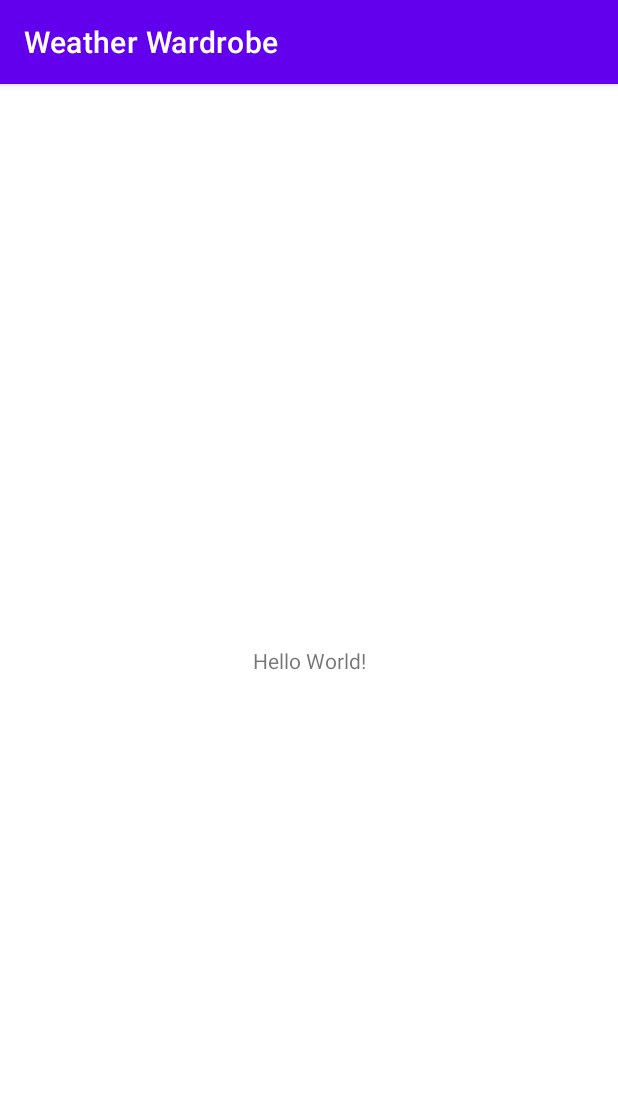
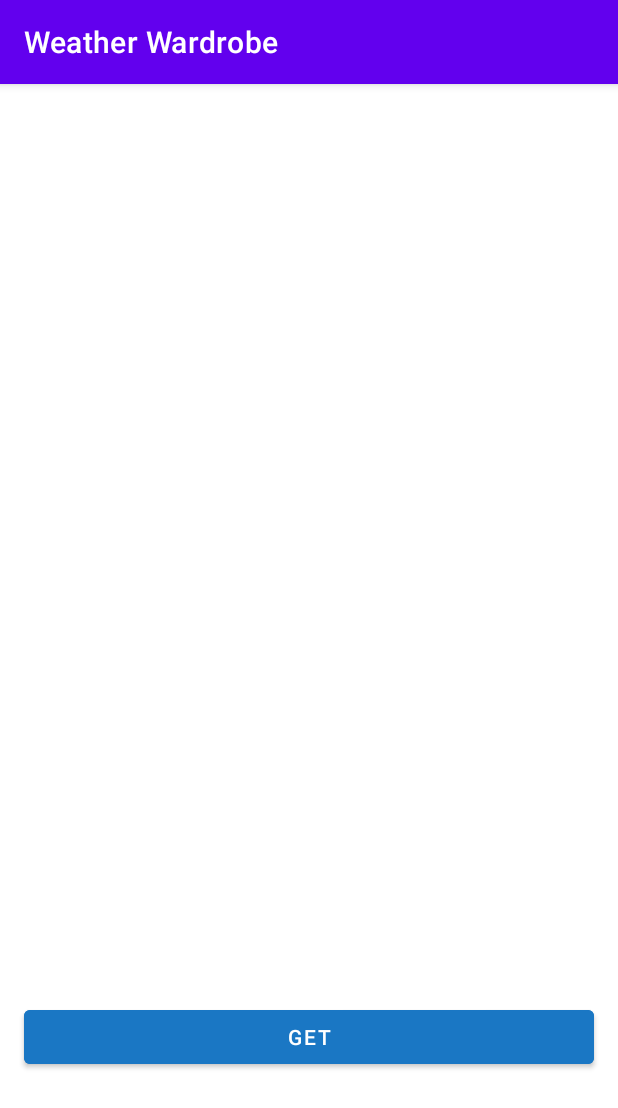
Before and after one commit to mohammed-akkad/weather-wardrobe, an Android app: the screen it shows after launch (MainActivity), on a phone screen of 412 x 824 dp. Shown: the top 1108 px of the screen. Run offline under Robolectric (Android 15) with nearby library versions, the phone set to English and light mode, and no system bars.

Commit message:
add:home screen

```diff
--- a/app/src/main/res/layout/activity_main.xml
+++ b/app/src/main/res/layout/activity_main.xml
@@ -7,12 +7,26 @@
     tools:context=".MainActivity">
 
     <TextView
-        android:layout_width="wrap_content"
+        android:id="@+id/text_data"
+        android:layout_width="match_parent"
         android:layout_height="wrap_content"
-        android:text="Hello World!"
-        app:layout_constraintBottom_toBottomOf="parent"
+        android:layout_marginTop="132dp"
         app:layout_constraintEnd_toEndOf="parent"
+        app:layout_constraintHorizontal_bias="0.0"
         app:layout_constraintStart_toStartOf="parent"
         app:layout_constraintTop_toTopOf="parent" />
 
+    <Button
+        android:id="@+id/button_get_data"
+        android:layout_width="match_parent"
+        android:layout_height="wrap_content"
+        android:layout_marginHorizontal="16dp"
+        android:layout_marginTop="460dp"
+        android:backgroundTint="#1A77C4"
+        android:text="GET"
+        app:layout_constraintEnd_toEndOf="parent"
+        app:layout_constraintStart_toStartOf="parent"
+        app:layout_constraintTop_toBottomOf="@+id/text_data" />
+
+
 </androidx.constraintlayout.widget.ConstraintLayout>
```
